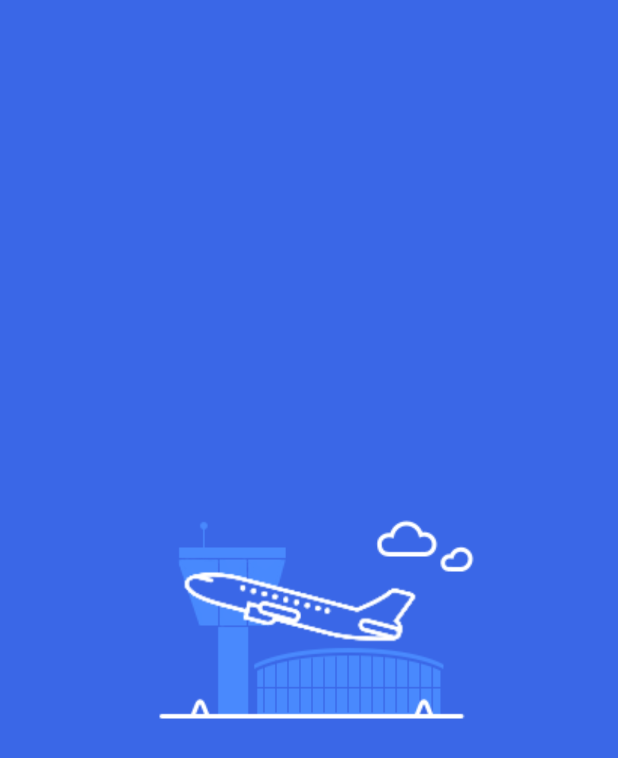
After one commit to jedsonBrito/AvalicaoCiaAereas, an Android app: the layout activity_splash_screen.xml on its own in the app's theme, with its tools: preview values and no code run, on a phone screen of 412 x 824 dp. The commit adds this screen. Shown: the top 758 px of the screen. Run offline under Robolectric (Android 15) with nearby library versions, the phone set to English and light mode, and no system bars.

Commit message:
Tela Splash completa!

```diff
--- a/app/src/main/AndroidManifest.xml
+++ b/app/src/main/AndroidManifest.xml
@@ -10,6 +10,9 @@
         android:supportsRtl="true"
         android:theme="@style/Theme.AppCompat.Light.NoActionBar">
         <activity android:name=".MainActivity">
+
+        </activity>
+        <activity android:name=".SplashScreen">
             <intent-filter>
                 <action android:name="android.intent.action.MAIN" />
 
--- /dev/null
+++ b/app/src/main/res/drawable/plane_list.xml
@@ -0,0 +1,6 @@
+<?xml version="1.0" encoding="utf-8"?>
+<animation-list xmlns:android="http://schemas.android.com/apk/res/android">
+    <item android:drawable="@drawable/plane0" android:duration="100"></item>
+    <item android:drawable="@drawable/plane1" android:duration="100"></item>
+    <item android:drawable="@drawable/plane2" android:duration="100"></item>
+</animation-list>
--- a/app/src/main/res/layout/activity_main.xml
+++ b/app/src/main/res/layout/activity_main.xml
@@ -9,7 +9,7 @@
 
     <android.support.constraint.ConstraintLayout
         android:layout_width="match_parent"
-        android:layout_height="match_parent"
+        android:layout_height="wrap_content"
         android:background="@android:color/white">
 
         <ImageView
--- /dev/null
+++ b/app/src/main/res/layout/activity_splash_screen.xml
@@ -0,0 +1,40 @@
+<?xml version="1.0" encoding="utf-8"?>
+<android.support.constraint.ConstraintLayout xmlns:android="http://schemas.android.com/apk/res/android"
+    xmlns:app="http://schemas.android.com/apk/res-auto"
+    xmlns:tools="http://schemas.android.com/tools"
+    android:layout_width="match_parent"
+    android:layout_height="match_parent"
+    android:background="@color/colorPrimary"
+    tools:context=".SplashScreen"
+    tools:layout_editor_absoluteY="25dp">
+
+    <ImageView
+        android:id="@+id/imageView5"
+        android:layout_width="wrap_content"
+        android:layout_height="wrap_content"
+        android:layout_marginBottom="8dp"
+        android:layout_marginEnd="8dp"
+        android:layout_marginStart="8dp"
+        android:layout_marginTop="8dp"
+        android:background="@color/colorPrimary"
+        android:contentDescription="@string/content_airport"
+        app:layout_constraintBottom_toBottomOf="parent"
+        app:layout_constraintEnd_toEndOf="parent"
+        app:layout_constraintStart_toStartOf="parent"
+        app:layout_constraintTop_toTopOf="parent"
+        app:srcCompat="@drawable/airport" />
+
+    <ImageView
+        android:id="@+id/planeList"
+        android:layout_width="275dp"
+        android:layout_height="182dp"
+        android:layout_marginBottom="8dp"
+        android:layout_marginEnd="8dp"
+        android:layout_marginStart="8dp"
+        android:layout_marginTop="8dp"
+        app:layout_constraintBottom_toBottomOf="parent"
+        app:layout_constraintEnd_toEndOf="parent"
+        app:layout_constraintStart_toStartOf="parent"
+        app:layout_constraintTop_toTopOf="parent"
+        app:srcCompat="@drawable/plane2" />
+</android.support.constraint.ConstraintLayout>
--- a/app/src/main/res/values/strings.xml
+++ b/app/src/main/res/values/strings.xml
@@ -1,6 +1,8 @@
 <resources>
     <string name="app_name">Avaliador de Voos</string>
     <string name="btn_logar">Logar</string>
+    <string name="content_airport">Imagem aeroporto</string>
+    <string name="content_plane">Imagem avião</string>
     <string name="content_user">Imagem usuário</string>
     <string name="content_logo">Logo</string>
     <string name="content_background">Cor de Background pela metade</string>
```
Also changed, not shown: app/src/main/java/com/jedsonbrito/avalicaociaaereas/SplashScreen.java (added, +49 -0 lines), app/src/main/res/anim/logo_animation.xml (added, +11 -0 lines), app/src/main/res/drawable/plane0.png (added), app/src/main/res/drawable/plane1.png, app/src/main/res/drawable/plane2.png, app/src/main/res/drawable/plane3.png (deleted).
